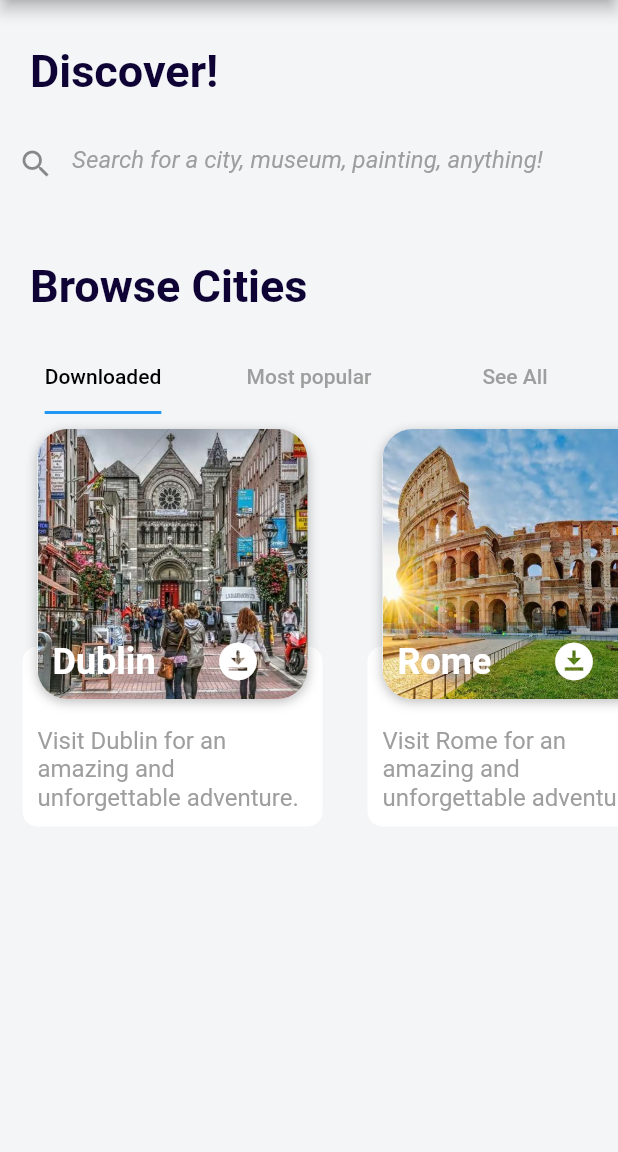
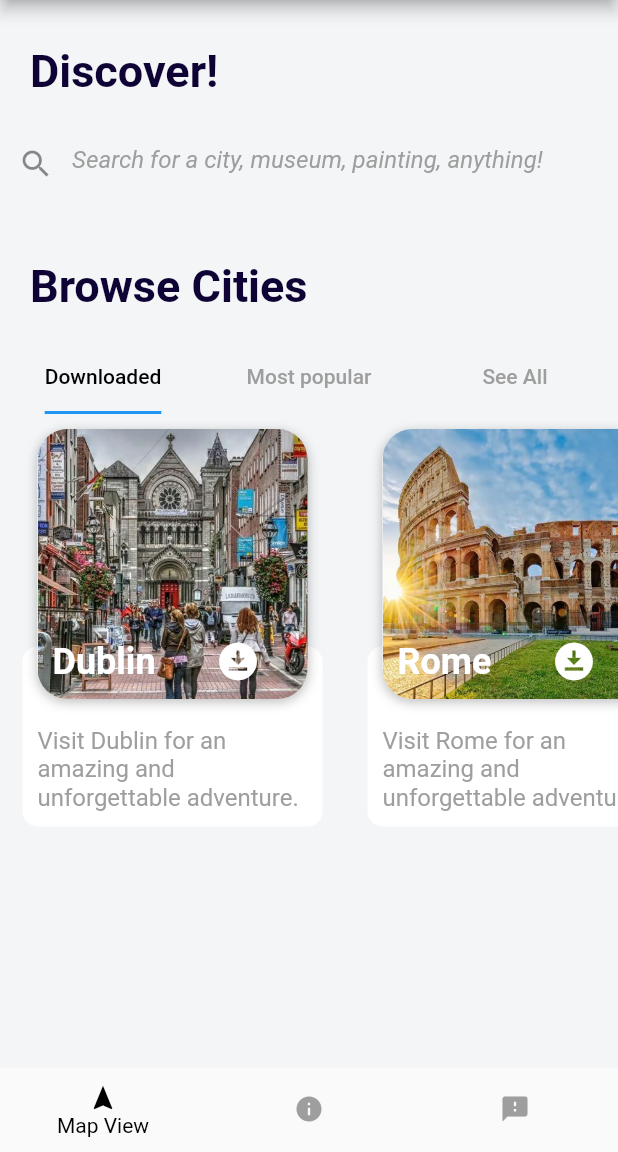
Before and after one commit to RahatIbnRafiq/walk_with_me, a Flutter app: the screen it shows once a user with an empty profile is signed in, on a phone screen of 412 x 824 dp, the part 84-1236 px from its top. Run offline on Flutter 3.47's test engine with Material 2 defaults, Android fonts, the phone set to English and light mode, and no system bars; drawn by our look-alikes of flutter_typeahead; our stand-ins replace carousel_slider, firebase_auth, firebase_core, get; accounts and stored records are empty; Roboto replaces fonts that are missing (Georgia).

Commit message:
Added bottom navigation bar

```diff
--- /dev/null
+++ b/walk_with_me/lib/bindings/homepage_bindings.dart
@@ -0,0 +1,9 @@
+import 'package:get/get.dart';
+import 'package:walk_with_me/controllers/bottom_nav_bar_controller.dart';
+
+class HomepageBindings implements Bindings {
+  @override
+  void dependencies() {
+    Get.lazyPut(() => BottomNavigationBarController());
+  }
+}
--- /dev/null
+++ b/walk_with_me/lib/controllers/bottom_nav_bar_controller.dart
@@ -0,0 +1,9 @@
+import 'package:get/get.dart';
+
+class BottomNavigationBarController extends GetxController {
+  var currentTabBarIndex = 0.obs;
+
+  void changeTabIndex(int index) {
+    currentTabBarIndex.value = index;
+  }
+}
--- a/walk_with_me/lib/main.dart
+++ b/walk_with_me/lib/main.dart
@@ -9,6 +9,8 @@
 import 'package:walk_with_me/screens/home_screen.dart';
 import 'package:walk_with_me/screens/signin.dart';
 import 'package:walk_with_me/screens/signup.dart';
+
+import 'bindings/homepage_bindings.dart';
 
 Future<void> main() async {
   WidgetsFlutterBinding.ensureInitialized();
@@ -47,6 +49,7 @@
         GetPage(
           name: '/home',
           page: () => const HomeScreen(),
+          binding: HomepageBindings(),
         ),
       ],
     );
--- a/walk_with_me/lib/screens/home_screen.dart
+++ b/walk_with_me/lib/screens/home_screen.dart
@@ -1,6 +1,7 @@
 import 'package:flutter/material.dart';
 import 'package:get/get.dart';
 import 'package:walk_with_me/widgets/app_drawer.dart';
+import 'package:walk_with_me/widgets/bottom_navigation_bar.dart';
 import 'package:walk_with_me/widgets/city_carousel.dart';
 import 'package:walk_with_me/widgets/search_suggestion.dart';
 
@@ -56,6 +57,7 @@ class HomeScreen extends StatelessWidget {
           ],
         ),
       ),
+      bottomNavigationBar: const BottomNavBar(),
     );
   }
 }
--- /dev/null
+++ b/walk_with_me/lib/widgets/bottom_navigation_bar.dart
@@ -0,0 +1,47 @@
+import 'package:flutter/material.dart';
+import 'package:get/get.dart';
+import 'package:walk_with_me/controllers/bottom_nav_bar_controller.dart';
+
+class BottomNavBar extends StatelessWidget {
+  const BottomNavBar({Key? key}) : super(key: key);
+
+  @override
+  Widget build(BuildContext context) {
+    BottomNavigationBarController bottomNavBarController =
+        Get.find<BottomNavigationBarController>();
+    return Obx(
+      () => BottomNavigationBar(
+        showUnselectedLabels: false,
+        showSelectedLabels: true,
+        onTap: bottomNavBarController.changeTabIndex,
+        currentIndex: bottomNavBarController.currentTabBarIndex.value,
+        unselectedItemColor: Colors.grey,
+        selectedItemColor: Colors.black,
+        elevation: 0.0,
+        items: const [
+          BottomNavigationBarItem(
+            icon: Icon(
+              Icons.navigation,
+              size: 20.0,
+            ),
+            label: 'Map View',
+          ),
+          BottomNavigationBarItem(
+            icon: Icon(
+              Icons.info,
+              size: 20.0,
+            ),
+            label: 'Info',
+          ),
+          BottomNavigationBarItem(
+            icon: Icon(
+              Icons.feedback_rounded,
+              size: 20.0,
+            ),
+            label: 'Contact us',
+          ),
+        ],
+      ),
+    );
+  }
+}
```
